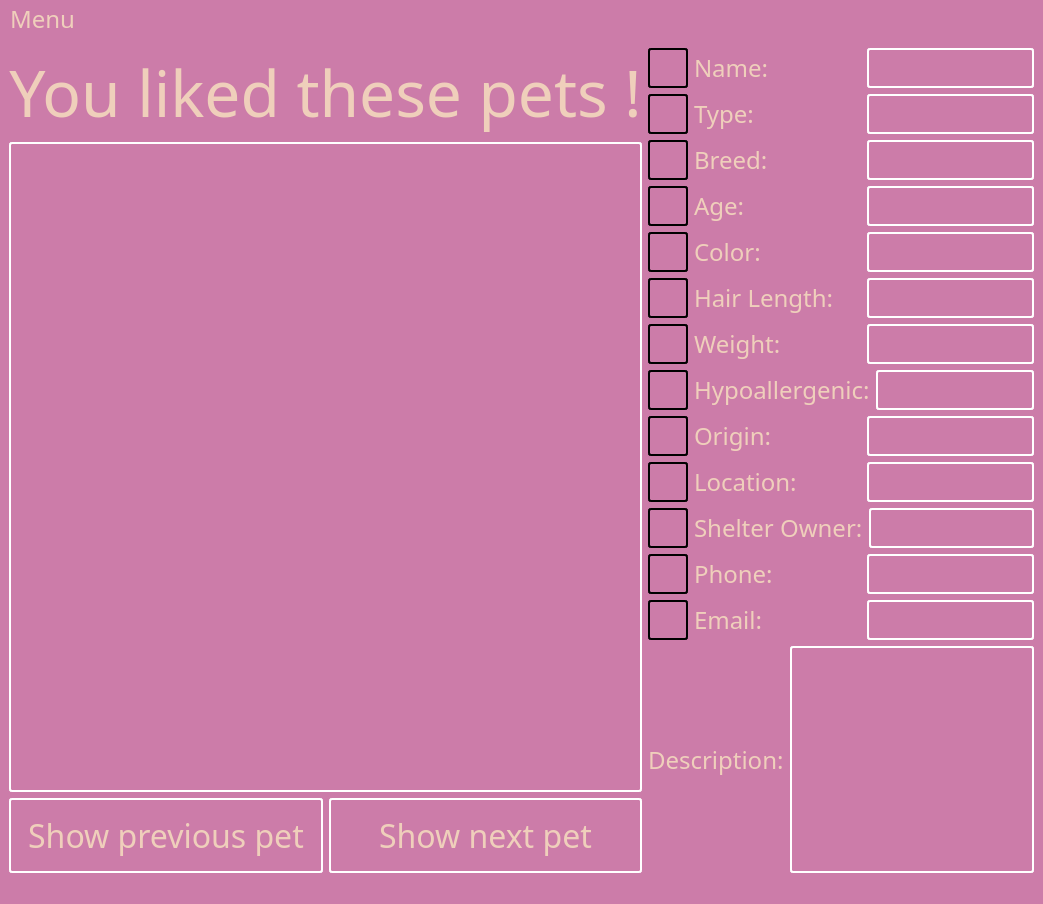
Above: breadnbutter/gui/petliked.ui from jacksodl23/cs-205-pet-adoption before the change. Below: the same form after it.
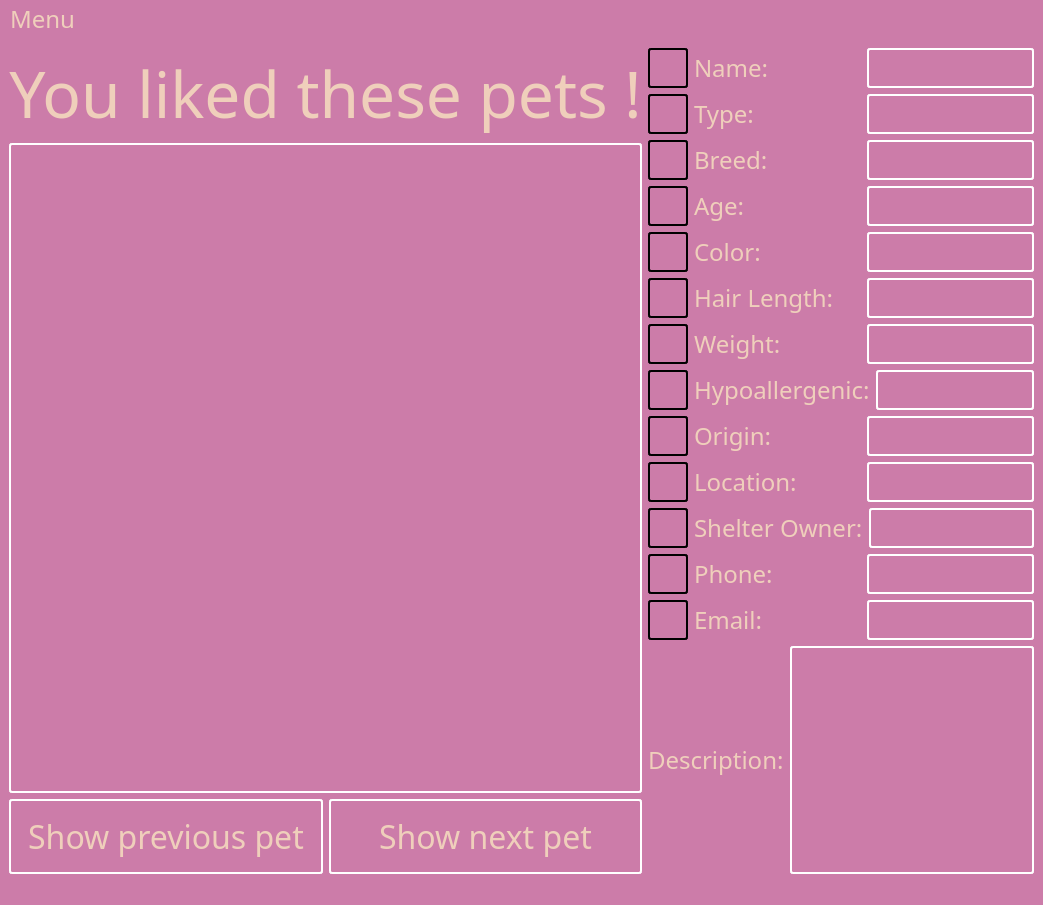
That is the form after the change.

Patch:
```diff
--- a/breadnbutter/gui/petliked.ui
+++ b/breadnbutter/gui/petliked.ui
@@ -7,7 +7,7 @@
     <x>0</x>
     <y>0</y>
     <width>1043</width>
-    <height>898</height>
+    <height>905</height>
    </rect>
   </property>
   <property name="palette">
```
Left out of the diff: 4 changed lines with no effect on the pictures.
